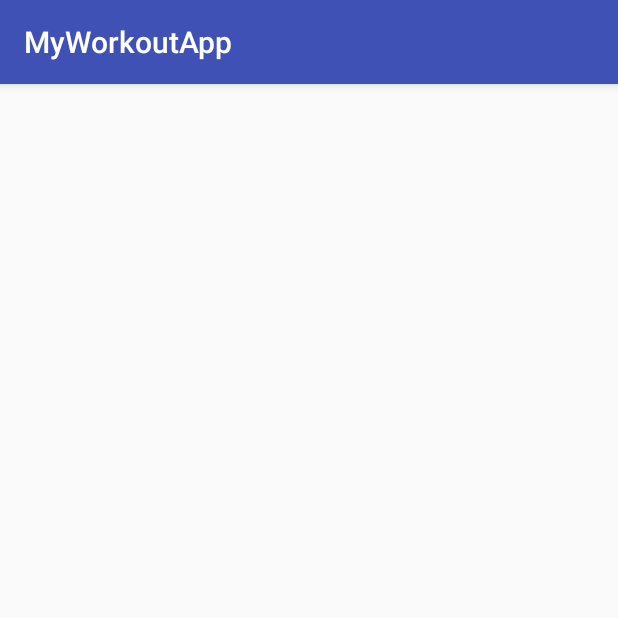
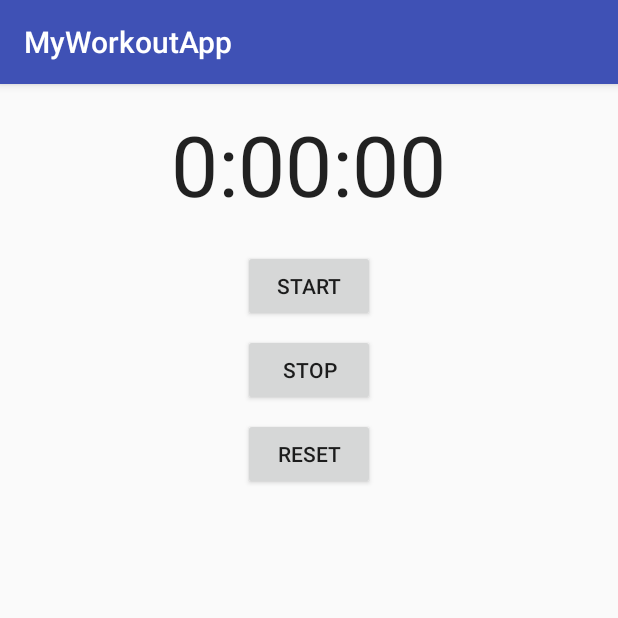
Before and after one commit to krstruzz/MyWorkoutApp, an Android app: the screen it shows after launch (TempActivity), on a phone screen of 412 x 824 dp, the top half of it. Run offline under Robolectric (Android 15) with nearby library versions, the phone set to English and light mode, and no system bars.

Commit message:
get stopwatch initially working

```diff
--- a/app/src/main/java/com/struzzwebsolutions/myworkoutapp/StopwatchFragment.kt
+++ b/app/src/main/java/com/struzzwebsolutions/myworkoutapp/StopwatchFragment.kt
@@ -8,12 +8,101 @@ import android.support.v4.app.Fragment
 import android.view.LayoutInflater
 import android.view.View
 import android.view.ViewGroup
+import android.widget.Button
+import kotlinx.android.synthetic.main.fragment_stopwatch.*
 
-public class StopwatchFragment: Fragment() {
+class StopwatchFragment: Fragment(), View.OnClickListener {
     //Number of seconds displayed on the stopwatch.
-    var seconds: Int = 0
+    private var seconds: Int = 0
     //Is the stopwatch running?
-    var running: Boolean = false
-    var wasRunning: Boolean = false
+    private var running: Boolean = false
+    private var wasRunning: Boolean = false
 
-}
+    override fun onCreate(savedInstanceState: Bundle?) {
+        super.onCreate(savedInstanceState)
+        if (savedInstanceState != null) {
+            seconds = savedInstanceState.getInt("seconds")
+            running = savedInstanceState.getBoolean("running")
+            wasRunning = savedInstanceState.getBoolean("wasRunning")
+        }
+    }
+
+    override fun onClick(v: View?) {
+        when (v?.id) {
+            R.id.start_button -> onClickStart()
+            R.id.stop_button -> onClickStop()
+            R.id.reset_button -> onClickReset()
+        }
+    }
+
+    private fun onClickStart() {
+        running = true
+    }
+
+    private fun onClickStop() {
+        running = false
+    }
+
+    private fun onClickReset() {
+        running = false
+        seconds = 0
+    }
+
+    override fun onCreateView(inflater: LayoutInflater, container: ViewGroup?, savedInstanceState: Bundle?): View? {
+        //Set the fragment's layout and start the runTimer() method, passing in the layout
+        val layout: View = inflater.inflate(R.layout.fragment_stopwatch, container, false)
+        runTimer(layout)
+        val startButton = layout.findViewById<Button>(R.id.start_button)
+        startButton.setOnClickListener(this)
+        val stopButton = layout.findViewById<Button>(R.id.stop_button)
+        stopButton.setOnClickListener(this)
+        val resetButton = layout.findViewById<Button>(R.id.reset_button)
+        resetButton.setOnClickListener(this)
+        return layout
+    }
+
+    override fun onPause() {
+        super.onPause()
+        //If the fragment's paused, record whether the stopwatch was running and stop it
+        wasRunning = running
+        running = false
+    }
+
+    override fun onResume() {
+        super.onResume()
+        //If the stopwatch was running before it was paused, set it running again
+        if (wasRunning) {
+            running = true
+        }
+    }
+
+    override fun onSaveInstanceState(outState: Bundle) {
+        outState.putInt("seconds", seconds)
+        outState.putBoolean("running", running)
+        outState.putBoolean("wasRunning", wasRunning)
+    }
+
+
+    private fun runTimer(view: View) {
+        val timeView: TextView = view.findViewById(R.id.time_view)
+        //Putting the code in a Handler means it can run in the background thread
+        val handler: Handler? = Handler()
+        val runnable = object : Runnable {
+            override fun run() {
+                val hours: Int = seconds/3600
+                val minutes: Int = (seconds%3600)/60
+                var secs = seconds%60
+                val time: String = String.format(Locale.getDefault(),
+                        "%d:%02d:%02d", hours, minutes, seconds)
+                //Display the number of seconds that have passed in the stopwatch
+                timeView.text = time
+                //If the stopwatch is running, increment the number of seconds
+                if (running) { seconds++ }
+                //Run the handler code every second
+                handler?.postDelayed(this, 1000)
+            }
+        }
+        handler?.post(runnable)
+
+        }
+    }
--- a/app/src/main/java/com/struzzwebsolutions/myworkoutapp/TempActivity.kt
+++ b/app/src/main/java/com/struzzwebsolutions/myworkoutapp/TempActivity.kt
@@ -1,5 +1,6 @@
 package com.struzzwebsolutions.myworkoutapp
 
+import android.support.v4.app.FragmentTransaction
 import android.support.v7.app.AppCompatActivity
 import android.os.Bundle
 
@@ -8,5 +9,13 @@ class TempActivity : AppCompatActivity() {
     override fun onCreate(savedInstanceState: Bundle?) {
         super.onCreate(savedInstanceState)
         setContentView(R.layout.activity_temp)
+        if (savedInstanceState == null) {
+            val stopwatch = StopwatchFragment()
+            val fragTrans: FragmentTransaction = supportFragmentManager.beginTransaction()
+            fragTrans.add(R.id.stopwatch_container, stopwatch)
+            fragTrans.addToBackStack(null)
+            fragTrans.setTransition(FragmentTransaction.TRANSIT_FRAGMENT_FADE)
+            fragTrans.commit()
+        }
     }
 }
--- a/app/src/main/res/layout/activity_temp.xml
+++ b/app/src/main/res/layout/activity_temp.xml
@@ -1,9 +1,5 @@
 <?xml version="1.0" encoding="utf-8"?>
-<android.support.constraint.ConstraintLayout xmlns:android="http://schemas.android.com/apk/res/android"
-    xmlns:app="http://schemas.android.com/apk/res-auto"
-    xmlns:tools="http://schemas.android.com/tools"
+<FrameLayout xmlns:android="http://schemas.android.com/apk/res/android"
+    android:id="@+id/stopwatch_container"
     android:layout_width="match_parent"
-    android:layout_height="match_parent"
-    tools:context=".TempActivity">
-
-</android.support.constraint.ConstraintLayout>
+    android:layout_height="match_parent" />
--- a/app/src/main/res/layout/fragment_stopwatch.xml
+++ b/app/src/main/res/layout/fragment_stopwatch.xml
@@ -1,14 +1,42 @@
 <?xml version="1.0" encoding="utf-8"?>
-<FrameLayout xmlns:android="http://schemas.android.com/apk/res/android"
+<LinearLayout xmlns:android="http://schemas.android.com/apk/res/android"
     xmlns:tools="http://schemas.android.com/tools"
     android:layout_width="match_parent"
     android:layout_height="match_parent"
-    tools:context=".StopwatchFragment">
+    tools:context=".StopwatchFragment"
+    android:orientation="vertical"
+    android:padding="16dp">
 
-    <!-- TODO: Update blank fragment layout -->
     <TextView
-        android:layout_width="match_parent"
-        android:layout_height="match_parent"
-        android:text="@string/hello_blank_fragment" />
+        android:id="@+id/time_view"
+        android:layout_width="wrap_content"
+        android:layout_height="wrap_content"
+        android:layout_gravity="center_horizontal"
+        android:textAppearance="@android:style/TextAppearance.Large"
+        android:textSize="56sp" />
 
-</FrameLayout>
+    <Button
+        android:id="@+id/start_button"
+        android:layout_width="wrap_content"
+        android:layout_height="wrap_content"
+        android:layout_gravity="center_horizontal"
+        android:layout_marginTop="20dp"
+        android:text="@string/start"/>
+
+    <Button
+        android:id="@+id/stop_button"
+        android:layout_width="wrap_content"
+        android:layout_height="wrap_content"
+        android:layout_gravity="center_horizontal"
+        android:layout_marginTop="8dp"
+        android:text="@string/stop"/>
+
+    <Button
+        android:id="@+id/reset_button"
+        android:layout_width="wrap_content"
+        android:layout_height="wrap_content"
+        android:layout_gravity="center_horizontal"
+        android:layout_marginTop="8dp"
+        android:text="@string/reset"/>
+
+</LinearLayout>
--- a/app/src/main/res/values/strings.xml
+++ b/app/src/main/res/values/strings.xml
@@ -3,7 +3,7 @@
     <string name="details_button">Show details</string>
     <string name="workout_title">Title</string>
     <string name="workout_description">Description</string>
-
-    <!-- TODO: Remove or change this placeholder text -->
-    <string name="hello_blank_fragment">Hello blank fragment</string>
+    <string name="start">START</string>
+    <string name="stop">STOP</string>
+    <string name="reset">RESET</string>
 </resources>
```
